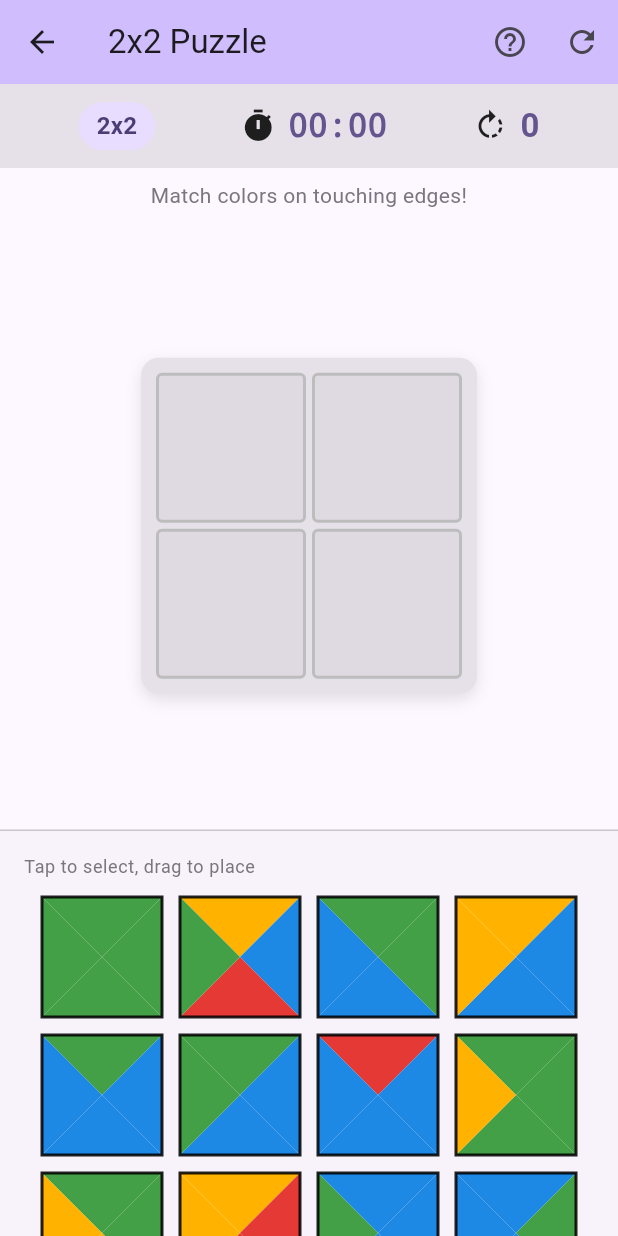
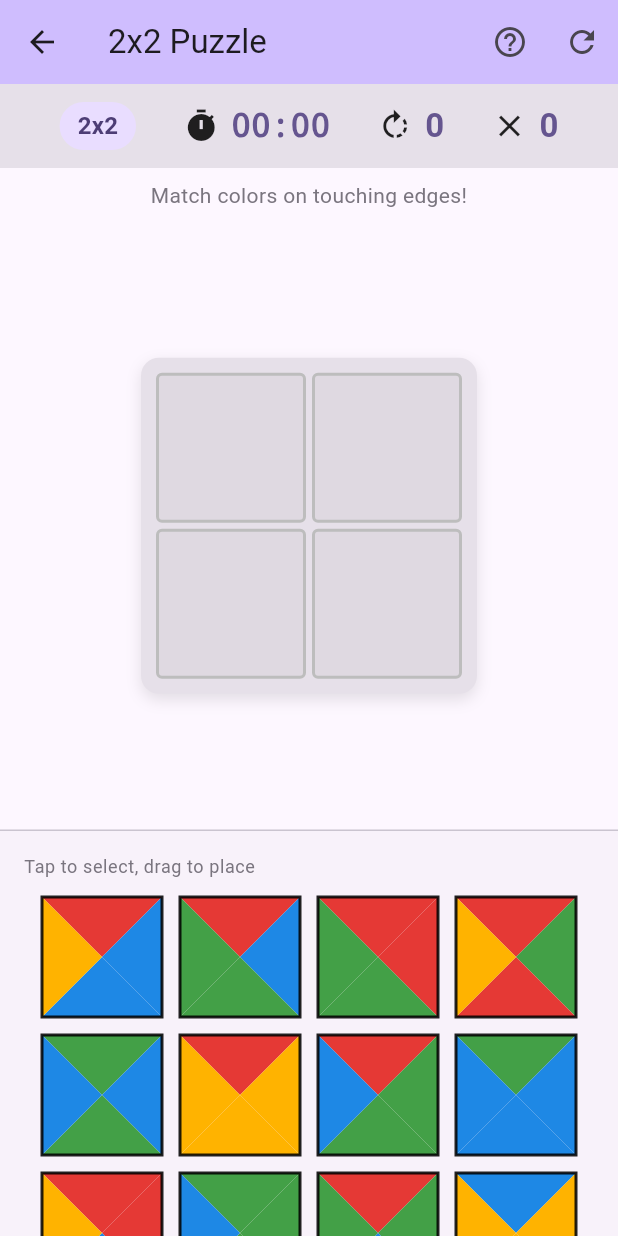
Before and after one commit to Balinti/carpet_game, a Flutter app: the screen it shows after launch, after a tap on "2x2", on a phone screen of 412 x 824 dp. Run offline on Flutter 3.47's test engine with Material 3 defaults, Android fonts, the phone set to English and light mode, and no system bars; our stand-ins replace shared_preferences.

Commit message:
Fix bugs: unique tiles, rotation persistence, add mistakes counter
1. Generate 64 unique tiles (one per rotation equivalence class)
   - Added canonicalKey and rotationKey to CarpetTile
   - Added generateAllUniqueTiles() static method
   - No more duplicate tiles

2. Fix rotation persistence when dragging
   - Added ValueKey with rotationKey to Draggable widget
   - Forces widget rebuild after rotation

3. Add mistakes counter to all game modes
   - Track failed placement attempts
   - Display in stats bar and completion dialog

```diff
--- a/lib/models/carpet_tile.dart
+++ b/lib/models/carpet_tile.dart
@@ -190,4 +190,58 @@ class CarpetTile {
       return generateFourColor(id); // 20% chance
     }
   }
+
+  /// Returns the canonical form of this tile (smallest rotation).
+  /// Used to identify unique tiles regardless of rotation.
+  String get canonicalKey {
+    final rotations = [
+      '${top.index}${right.index}${bottom.index}${left.index}',
+      '${left.index}${top.index}${right.index}${bottom.index}',
+      '${bottom.index}${left.index}${top.index}${right.index}',
+      '${right.index}${bottom.index}${left.index}${top.index}',
+    ];
+    rotations.sort();
+    return rotations.first;
+  }
+
+  /// Returns a unique key representing the current rotation state.
+  String get rotationKey => '${top.index}${right.index}${bottom.index}${left.index}';
+
+  /// Generates all 64 unique tiles (one representative per rotation equivalence class).
+  /// With 4 colors and 4 positions, there are 256 combinations.
+  /// Removing rotational duplicates gives us ~70 unique tiles, but we take 64.
+  static List<CarpetTile> generateAllUniqueTiles() {
+    final uniqueTiles = <String, CarpetTile>{};
+    final colors = TileColor.values;
+    var id = 0;
+
+    // Generate all 256 combinations
+    for (final top in colors) {
+      for (final right in colors) {
+        for (final bottom in colors) {
+          for (final left in colors) {
+            final tile = CarpetTile(
+              id: 'tile_$id',
+              top: top,
+              right: right,
+              bottom: bottom,
+              left: left,
+            );
+
+            // Only keep one tile per rotation equivalence class
+            final key = tile.canonicalKey;
+            if (!uniqueTiles.containsKey(key)) {
+              uniqueTiles[key] = tile;
+              id++;
+            }
+          }
+        }
+      }
+    }
+
+    // Shuffle and return all unique tiles
+    final tiles = uniqueTiles.values.toList();
+    tiles.shuffle(_random);
+    return tiles;
+  }
 }
--- a/lib/screens/puzzle_screen.dart
+++ b/lib/screens/puzzle_screen.dart
@@ -40,6 +40,9 @@ class _PuzzleScreenState extends State<PuzzleScreen>
   late AnimationController _rotationController;
   late Animation<double> _rotationAnimation;
 
+  // Mistakes counter
+  int _mistakesCount = 0;
+
   // Timer
   Timer? _timer;
   int _elapsedSeconds = 0;
@@ -73,15 +76,13 @@ class _PuzzleScreenState extends State<PuzzleScreen>
   }
 
   void _initializePuzzle() {
-    // Generate 64 tiles for all modes (full tile set)
-    _availableTiles = List.generate(
-      64,
-      (i) => CarpetTile.generateRandom('tile_$i'),
-    );
+    // Generate all 64 unique tiles (one per rotation equivalence class)
+    _availableTiles = CarpetTile.generateAllUniqueTiles();
     _grid = List.filled(_tileCount, null);
     _selectedTile = null;
     _selectedIndex = null;
     _rotationCount = 0;
+    _mistakesCount = 0;
     _elapsedSeconds = 0;
     _timerStarted = false;
     _puzzleComplete = false;
@@ -144,6 +145,9 @@ class _PuzzleScreenState extends State<PuzzleScreen>
 
     // Check if placement is valid
     if (!_canPlaceTile(_selectedTile!, gridIndex)) {
+      setState(() {
+        _mistakesCount++;
+      });
       ScaffoldMessenger.of(context).showSnackBar(
         SnackBar(
           content: Text(AppLocalizations.of(context).tryAnotherSpot),
@@ -367,6 +371,12 @@ class _PuzzleScreenState extends State<PuzzleScreen>
               icon: Icons.rotate_right,
               label: l10n.totalRotations,
               value: '$_rotationCount',
+            ),
+            const SizedBox(height: 12),
+            _buildStatRow(
+              icon: Icons.close,
+              label: 'Mistakes',
+              value: '$_mistakesCount',
             ),
           ],
         ),
@@ -618,6 +628,21 @@ class _PuzzleScreenState extends State<PuzzleScreen>
               ),
             ],
           ),
+
+          // Mistakes count
+          Row(
+            children: [
+              Icon(Icons.close, size: 24, color: _mistakesCount > 0 ? Colors.red : null),
+              const SizedBox(width: 8),
+              Text(
+                '$_mistakesCount',
+                style: Theme.of(context).textTheme.titleLarge?.copyWith(
+                      fontWeight: FontWeight.bold,
+                      color: _mistakesCount > 0 ? Colors.red : Theme.of(context).colorScheme.primary,
+                    ),
+              ),
+            ],
+          ),
         ],
       ),
     );
@@ -780,6 +805,8 @@ class _PuzzleScreenState extends State<PuzzleScreen>
             onTap: () => _selectTile(tile, index),
             onDoubleTap: () => _rotateTile(index),
             child: Draggable<CarpetTile>(
+              // Key includes rotation state to ensure widget rebuilds after rotation
+              key: ValueKey('${tile.id}_${tile.rotationKey}'),
               data: tile,
               feedback: Material(
                 color: Colors.transparent,
```
